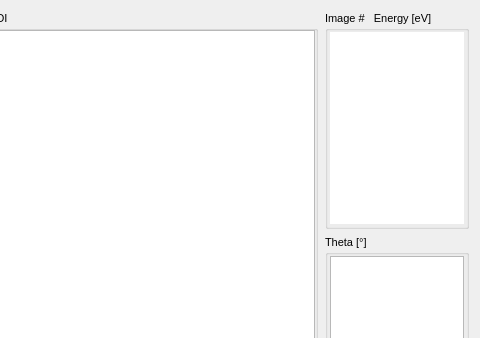
First picture: the form in showmulticrop.ui, repository mlerotic/spectromicroscopy, before the edit; both pictures show x 544 to 1024 and y 0 to 338 of the 1024 by 500 pixel window.
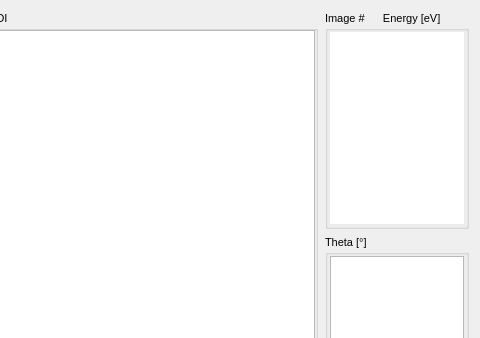
Second picture: the form after the edit. Custom widgets are drawn as their Qt base class.

Commit message: 3D/4D stack cropping modified (not productive)

```diff
--- a/showmulticrop.ui
+++ b/showmulticrop.ui
@@ -325,7 +325,7 @@
            </font>
           </property>
           <property name="title">
-           <string>Image #   Energy [eV]</string>
+           <string>Image #      Energy [eV]</string>
           </property>
           <property name="alignment">
            <set>Qt::AlignLeading|Qt::AlignLeft|Qt::AlignTop</set>
```
Left out of the diff: 2 changed lines with no effect on the pictures. The commit also changes 1 other file.
